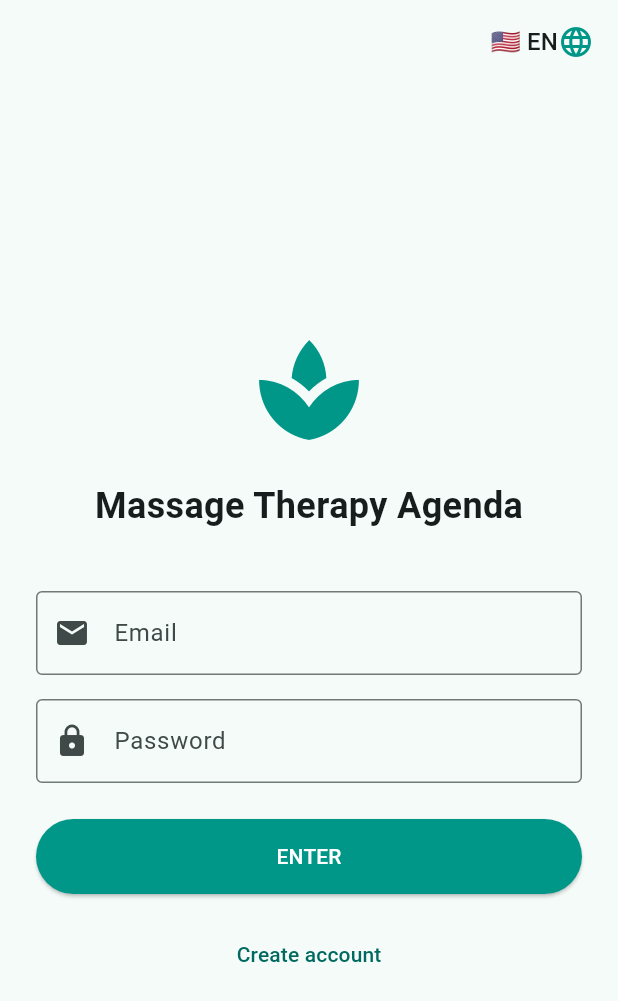
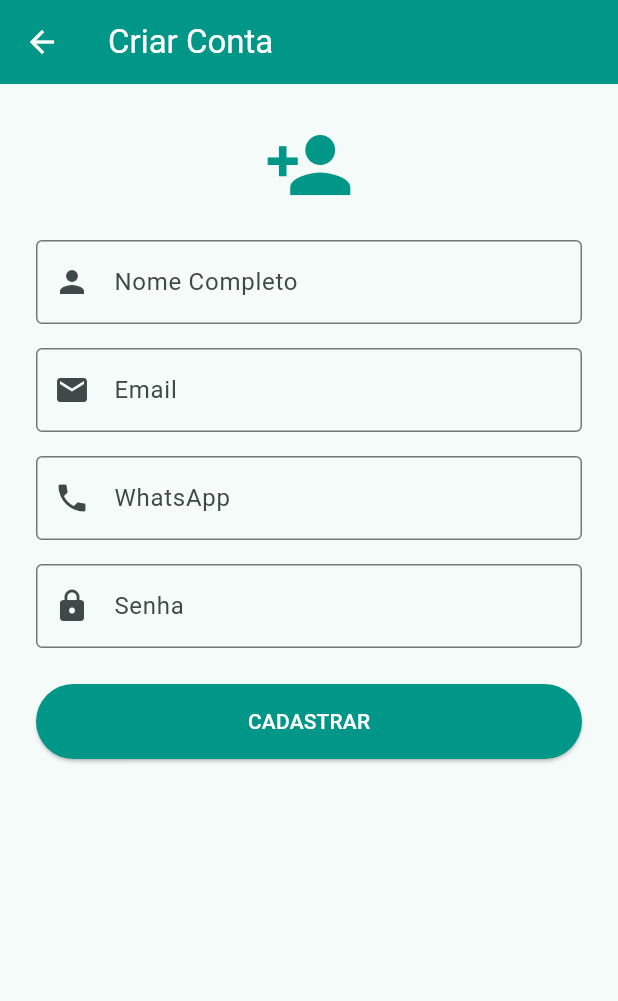
Before and after one commit to AllandreGirodo/Agenda, a Flutter app: the screen it shows after launch, after a tap on "Create account", on a phone screen of 412 x 824 dp. Shown: the top 1001 px of the screen. Run offline on Flutter 3.47's test engine with Material 3 defaults, Android fonts, the phone set to English and light mode, and no system bars; our stand-ins replace cloud_firestore, firebase_auth; accounts and stored records are empty; network calls fail.

Commit message:
new approvals

```diff
--- a/agenda_horario/lib/usuario_model.dart
+++ b/agenda_horario/lib/usuario_model.dart
@@ -1,14 +1,20 @@
+import 'package:cloud_firestore/cloud_firestore.dart';
+
 class UsuarioModel {
   final String id;
   final String nome;
   final String email;
   final String tipo; // 'admin' ou 'cliente'
+  final bool aprovado;
+  final DateTime? dataCadastro;
 
   UsuarioModel({
     required this.id,
     required this.nome,
     required this.email,
     required this.tipo,
+    this.aprovado = false,
+    this.dataCadastro,
   });
 
   // Converter para Map (para salvar no Firestore)
@@ -18,6 +24,8 @@ class UsuarioModel {
       'nome': nome,
       'email': email,
       'tipo': tipo,
+      'aprovado': aprovado,
+      'data_cadastro': dataCadastro != null ? Timestamp.fromDate(dataCadastro!) : FieldValue.serverTimestamp(),
     };
   }
 
@@ -28,6 +36,10 @@ class UsuarioModel {
       nome: map['nome'] ?? '',
       email: map['email'] ?? '',
       tipo: map['tipo'] ?? 'cliente',
+      aprovado: map['aprovado'] ?? false,
+      dataCadastro: map['data_cadastro'] != null
+          ? (map['data_cadastro'] as Timestamp).toDate()
+          : null,
     );
   }
 }
--- a/agenda_horario/lib/view/login_view.dart
+++ b/agenda_horario/lib/view/login_view.dart
@@ -2,6 +2,7 @@ import 'package:flutter/material.dart';
 import '../controller/login_controller.dart';
 import '../app_localizations.dart';
 import '../main.dart';
+import 'signup_view.dart';
 
 class LoginView extends StatefulWidget {
   const LoginView({super.key});
@@ -113,7 +114,10 @@ class _LoginViewState extends State<LoginView> {
               const SizedBox(height: 16),
               TextButton(
                 onPressed: () {
-                  // Navegar para tela de cadastro
+                  Navigator.push(
+                    context,
+                    MaterialPageRoute(builder: (context) => const SignUpView()),
+                  );
                 },
                 child: Text(AppLocalizations.of(context)!.createAccountButton),
               ),
--- /dev/null
+++ b/agenda_horario/lib/view/signup_view.dart
@@ -0,0 +1,93 @@
+import 'package:flutter/material.dart';
+import '../controller/login_controller.dart';
+
+class SignUpView extends StatefulWidget {
+  const SignUpView({super.key});
+
+  @override
+  State<SignUpView> createState() => _SignUpViewState();
+}
+
+class _SignUpViewState extends State<SignUpView> {
+  final _nomeController = TextEditingController();
+  final _emailController = TextEditingController();
+  final _senhaController = TextEditingController();
+  final _whatsappController = TextEditingController();
+  final _controller = LoginController();
+
+  @override
+  Widget build(BuildContext context) {
+    return Scaffold(
+      appBar: AppBar(
+        title: const Text('Criar Conta'),
+        backgroundColor: Colors.teal,
+        foregroundColor: Colors.white,
+      ),
+      body: SingleChildScrollView(
+        padding: const EdgeInsets.all(24.0),
+        child: Column(
+          children: [
+            const Icon(Icons.person_add, size: 60, color: Colors.teal),
+            const SizedBox(height: 20),
+            TextField(
+              controller: _nomeController,
+              decoration: const InputDecoration(
+                labelText: 'Nome Completo',
+                border: OutlineInputBorder(),
+                prefixIcon: Icon(Icons.person),
+              ),
+            ),
+            const SizedBox(height: 16),
+            TextField(
+              controller: _emailController,
+              decoration: const InputDecoration(
+                labelText: 'Email',
+                border: OutlineInputBorder(),
+                prefixIcon: Icon(Icons.email),
+              ),
+              keyboardType: TextInputType.emailAddress,
+            ),
+            const SizedBox(height: 16),
+            TextField(
+              controller: _whatsappController,
+              decoration: const InputDecoration(
+                labelText: 'WhatsApp',
+                border: OutlineInputBorder(),
+                prefixIcon: Icon(Icons.phone),
+              ),
+              keyboardType: TextInputType.phone,
+            ),
+            const SizedBox(height: 16),
+            TextField(
+              controller: _senhaController,
+              decoration: const InputDecoration(
+                labelText: 'Senha',
+                border: OutlineInputBorder(),
+                prefixIcon: Icon(Icons.lock),
+              ),
+              obscureText: true,
+            ),
+            const SizedBox(height: 24),
+            SizedBox(
+              width: double.infinity,
+              height: 50,
+              child: ElevatedButton(
+                onPressed: () {
+                  _controller.cadastrar(
+                    context,
+                    _nomeController.text,
+                    _emailController.text,
+                    _senhaController.text,
+                    _whatsappController.text,
+                  );
+                },
+                style: ElevatedButton.styleFrom(backgroundColor: Colors.teal, foregroundColor: Colors.white),
+                child: const Text('CADASTRAR'),
+              ),
+            ),
+          ],
+        ),
+      ),
+    );
+  }
+}
```
Also changed, not shown: agenda_horario/lib/controller/firestore_service.dart (+19 -1 lines), agenda_horario/lib/controller/login_controller.dart (+54 -1 lines), agenda_horario/lib/controller/scheduling_service.dart (+3 -17 lines), agenda_horario/lib/view/admin_agendamentos_view.dart (+78 -7 lines), agenda_horario/lib/view/agendamento_view.dart (+10 -1 lines), agenda_horario/lib/view/aguardando_aprovacao_view.dart (added, +71 -0 lines).
